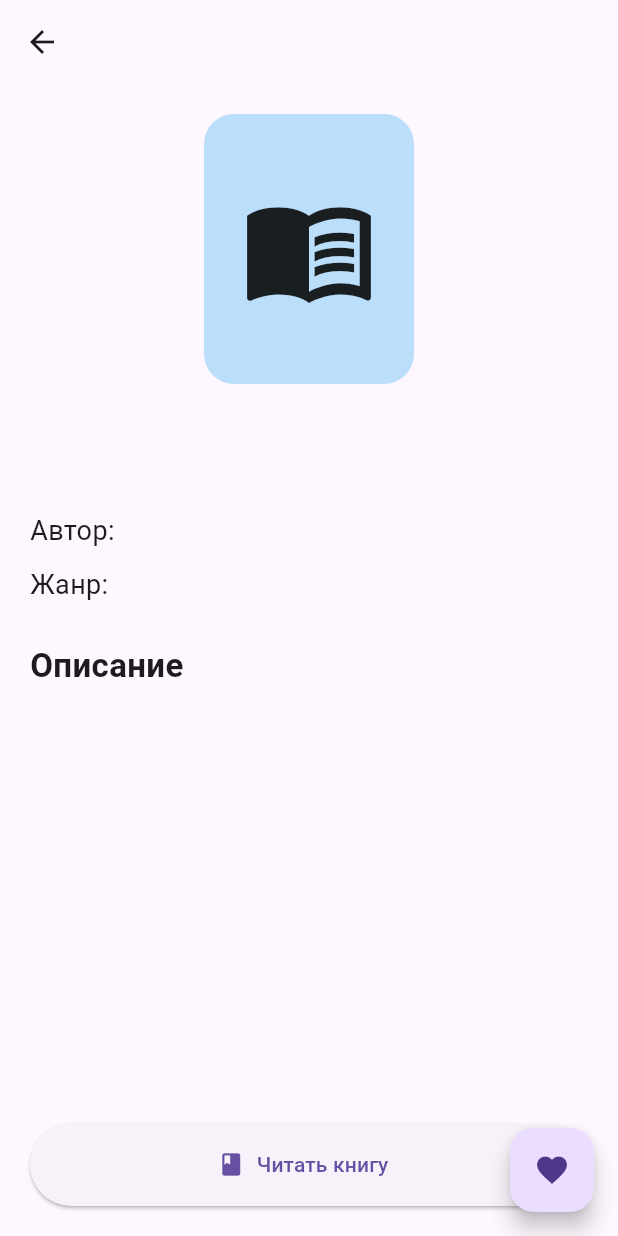
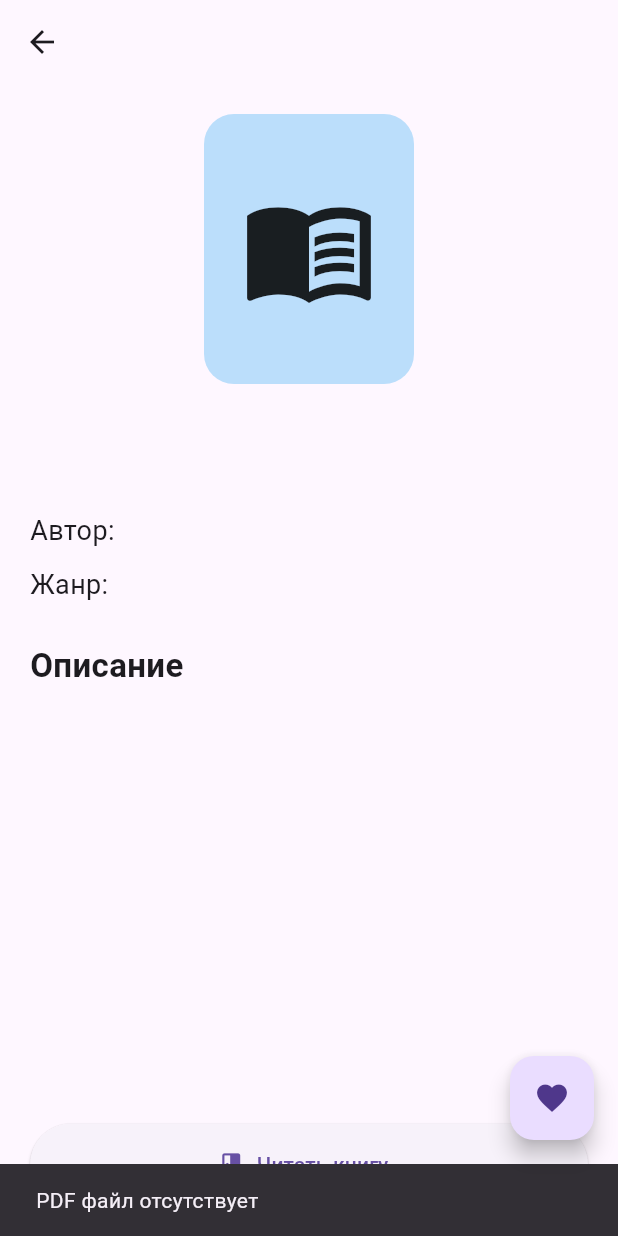
Before and after one commit to BasedTree811/Project1, a Flutter app: the BookDetailsScreen screen opened directly with empty values, after a tap on "Читать книгу", on a phone screen of 412 x 824 dp. Run offline on Flutter 3.47's test engine with Material 3 defaults, Android fonts, the light colour scheme and no system bars; missing offline and left inert: syncfusion_flutter_pdfviewer.

Commit message:
Подключен PDF reader к книгам

```diff
--- a/app/lib/models/book.dart
+++ b/app/lib/models/book.dart
@@ -5,6 +5,7 @@ class Book {
   final String author;
   final String genre;
   final String description;
+  final String filePath;
 
   Book({
     required this.id,
@@ -12,16 +13,26 @@ class Book {
     required this.author,
     required this.genre,
     required this.description,
+    required this.filePath,
   });
 
-  factory Book.fromJson(Map<String, dynamic> json) {
+  factory Book.fromJson(
+      Map<String, dynamic> json,
+      ) {
 
     return Book(
+
       id: json['id_book'],
+
       title: json['title'],
+
       author: json['author'],
+
       genre: json['genre'],
+
       description: json['description'],
+
+      filePath: json['file_path'] ?? '',
     );
   }
 }
--- a/app/lib/screens/book_details_screen.dart
+++ b/app/lib/screens/book_details_screen.dart
@@ -1,5 +1,5 @@
 import 'package:flutter/material.dart';
-
+import 'pdf_screen.dart';
 import '../models/book.dart';
 import '../services/api_service.dart';
 
@@ -142,7 +142,38 @@ class BookDetailsScreen extends StatelessWidget {
 
               child: ElevatedButton.icon(
 
-                onPressed: () {},
+                onPressed: () {
+
+                  if (book.filePath.isEmpty) {
+
+                    ScaffoldMessenger.of(context)
+                        .showSnackBar(
+
+                      const SnackBar(
+                        content: Text(
+                          "PDF файл отсутствует",
+                        ),
+                      ),
+                    );
+
+                    return;
+                  }
+
+                  Navigator.push(
+
+                    context,
+
+                    MaterialPageRoute(
+
+                      builder: (_) => PdfScreen(
+
+                        pdfUrl: book.filePath,
+
+                        title: book.title,
+                      ),
+                    ),
+                  );
+                },
 
                 icon: const Icon(Icons.book),
 
```
